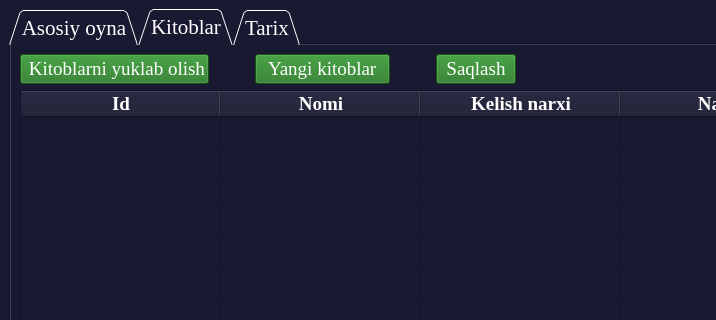
Above: untitled.ui from NajmiddinG/kitoblar-olami before the change; both pictures show x 0 to 716 and y 0 to 320 of the 996 by 829 pixel window. Below: the same form after it.
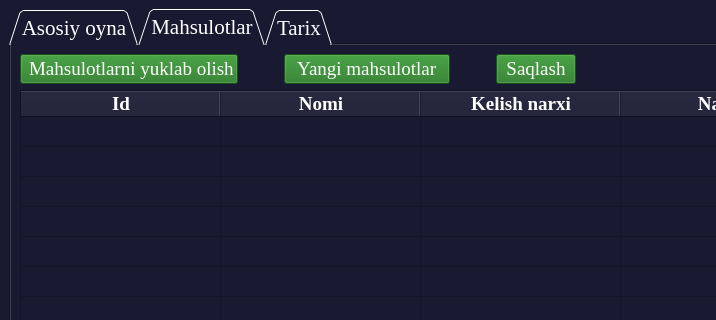
That is the form after the change. The open tabs and pages were chosen to show the change. Icons and pictures are not drawn.

```diff
--- a/untitled.ui
+++ b/untitled.ui
@@ -769,7 +769,7 @@
            <normaloff>:/image/books.png</normaloff>:/image/books.png</iconset>
          </attribute>
          <attribute name="title">
-          <string>Kitoblar</string>
+          <string>Mahsulotlar</string>
          </attribute>
          <layout class="QGridLayout" name="gridLayout_11">
           <item row="0" column="0">
@@ -931,7 +931,7 @@
                  <string notr="true">background-color: rgb(31, 118, 28); color: white;</string>
                 </property>
                 <property name="text">
-                 <string> Kitoblarni yuklab olish</string>
+                 <string> Mahsulotlarni yuklab olish</string>
                 </property>
                 <property name="icon">
                  <iconset resource="icons/images.qrc">
@@ -979,7 +979,7 @@
                  <string notr="true">background-color: rgb(31, 118, 28); color: white;</string>
                 </property>
                 <property name="text">
-                 <string>  Yangi kitoblar  </string>
+                 <string>  Yangi mahsulotlar  </string>
                 </property>
                 <property name="icon">
                  <iconset resource="icons/images.qrc">
```
Left out of the diff: 2 changed lines with no effect on the pictures.
